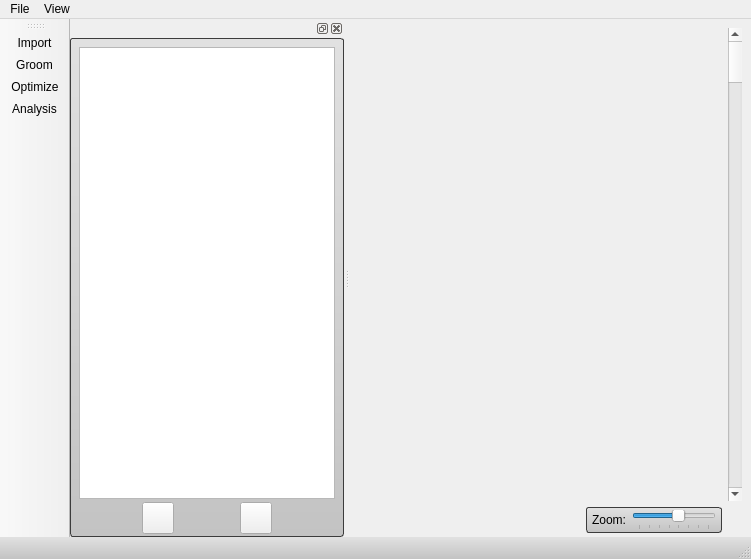
SCIInstitute/ShapeWorks, file src/Interface/ShapeWorksStudioApp.ui: the form before one commit.
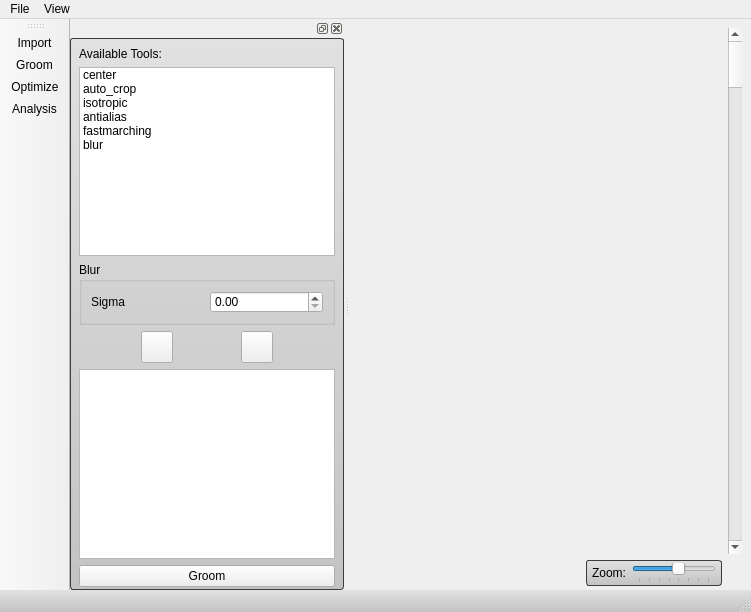
The form after the commit. The open tabs and pages were chosen to show the change. Icons and pictures are not drawn. Custom widgets are drawn as their Qt base class.

The edit to the form file:
```diff
--- a/src/Interface/ShapeWorksStudioApp.ui
+++ b/src/Interface/ShapeWorksStudioApp.ui
@@ -7,7 +7,7 @@
     <x>0</x>
     <y>0</y>
     <width>751</width>
-    <height>559</height>
+    <height>612</height>
    </rect>
   </property>
   <property name="windowTitle">
@@ -206,6 +206,16 @@
       <number>3</number>
      </property>
      <item>
+      <widget class="QStackedWidget" name="stackedWidget">
+       <property name="currentIndex">
+        <number>0</number>
+       </property>
+       <widget class="QWidget" name="importPage">
+        <layout class="QVBoxLayout" name="verticalLayout_2">
+         <property name="margin">
+          <number>0</number>
+         </property>
+         <item>
       <widget class="QTableWidget" name="tableWidget"/>
      </item>
      <item>
@@ -269,6 +279,189 @@
         </widget>
        </item>
       </layout>
+         </item>
+        </layout>
+       </widget>
+       <widget class="QWidget" name="groomPage">
+        <layout class="QVBoxLayout" name="verticalLayout_3">
+         <property name="margin">
+          <number>0</number>
+         </property>
+         <item>
+          <widget class="QLabel" name="label_4">
+           <property name="text">
+            <string>Available Tools:</string>
+           </property>
+          </widget>
+         </item>
+         <item>
+          <widget class="QListWidget" name="listWidget_2">
+           <item>
+            <property name="text">
+             <string>center</string>
+            </property>
+           </item>
+           <item>
+            <property name="text">
+             <string>auto_crop</string>
+            </property>
+           </item>
+           <item>
+            <property name="text">
+             <string>isotropic</string>
+            </property>
+           </item>
+           <item>
+            <property name="text">
+             <string>antialias</string>
+            </property>
+           </item>
+           <item>
+            <property name="text">
+             <string>fastmarching</string>
+            </property>
+           </item>
+           <item>
+            <property name="text">
+             <string>blur</string>
+            </property>
+           </item>
+          </widget>
+         </item>
+         <item>
+          <widget class="QStackedWidget" name="stackedWidget_2">
+           <property name="currentIndex">
+            <number>1</number>
+           </property>
+           <widget class="QWidget" name="page">
+            <layout class="QVBoxLayout" name="verticalLayout_4">
+             <property name="margin">
+              <number>0</number>
+             </property>
+             <item>
+              <widget class="QGroupBox" name="groupBox">
+               <property name="title">
+                <string>Antialias</string>
+               </property>
+               <layout class="QGridLayout" name="gridLayout_2">
+                <item row="0" column="1">
+                 <widget class="QSpinBox" name="spinBox"/>
+                </item>
+                <item row="0" column="0">
+                 <widget class="QLabel" name="label_2">
+                  <property name="text">
+                   <string>Iterations</string>
+                  </property>
+                 </widget>
+                </item>
+               </layout>
+              </widget>
+             </item>
+            </layout>
+           </widget>
+           <widget class="QWidget" name="page_2">
+            <layout class="QVBoxLayout" name="verticalLayout_5">
+             <property name="margin">
+              <number>0</number>
+             </property>
+             <item>
+              <widget class="QGroupBox" name="groupBox_2">
+               <property name="title">
+                <string>Blur</string>
+               </property>
+               <layout class="QHBoxLayout" name="horizontalLayout_3">
+                <item>
+                 <widget class="QLabel" name="label_3">
+                  <property name="text">
+                   <string>Sigma</string>
+                  </property>
+                 </widget>
+                </item>
+                <item>
+                 <widget class="QDoubleSpinBox" name="doubleSpinBox"/>
+                </item>
+               </layout>
+              </widget>
+             </item>
+            </layout>
+           </widget>
+          </widget>
+         </item>
+         <item>
+          <layout class="QHBoxLayout" name="horizontalLayout2_2">
+           <item>
+            <widget class="QToolButton" name="deleteButton_2">
+             <property name="minimumSize">
+              <size>
+               <width>32</width>
+               <height>32</height>
+              </size>
+             </property>
+             <property name="maximumSize">
+              <size>
+               <width>32</width>
+               <height>32</height>
+              </size>
+             </property>
+             <property name="toolTip">
+              <string>Remove</string>
+             </property>
+             <property name="statusTip">
+              <string>Remove images</string>
+             </property>
+             <property name="text">
+              <string/>
+             </property>
+             <property name="icon">
+              <iconset resource="../Resources/ShapeWorksStudio.qrc">
+               <normaloff>:/Studio/Images/remove.png</normaloff>:/Studio/Images/remove.png</iconset>
+             </property>
+            </widget>
+           </item>
+           <item>
+            <widget class="QToolButton" name="addButton_2">
+             <property name="minimumSize">
+              <size>
+               <width>32</width>
+               <height>32</height>
+              </size>
+             </property>
+             <property name="maximumSize">
+              <size>
+               <width>32</width>
+               <height>32</height>
+              </size>
+             </property>
+             <property name="toolTip">
+              <string>Add</string>
+             </property>
+             <property name="statusTip">
+              <string>Add images</string>
+             </property>
+             <property name="text">
+              <string/>
+             </property>
+             <property name="icon">
+              <iconset resource="../Resources/ShapeWorksStudio.qrc">
+               <normaloff>:/Studio/Images/add.png</normaloff>:/Studio/Images/add.png</iconset>
+             </property>
+            </widget>
+           </item>
+          </layout>
+         </item>
+         <item>
+          <widget class="QListWidget" name="listWidget"/>
+         </item>
+         <item>
+          <widget class="QPushButton" name="pushButton">
+           <property name="text">
+            <string>Groom</string>
+           </property>
+          </widget>
+         </item>
+        </layout>
+       </widget>
+      </widget>
      </item>
     </layout>
    </widget>
```
Lines whose indentation alone changed are shown as unchanged.
